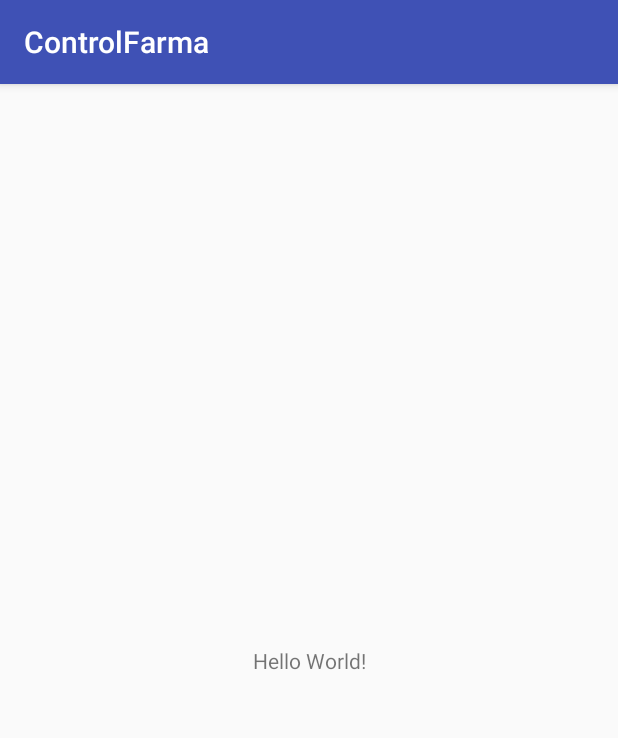
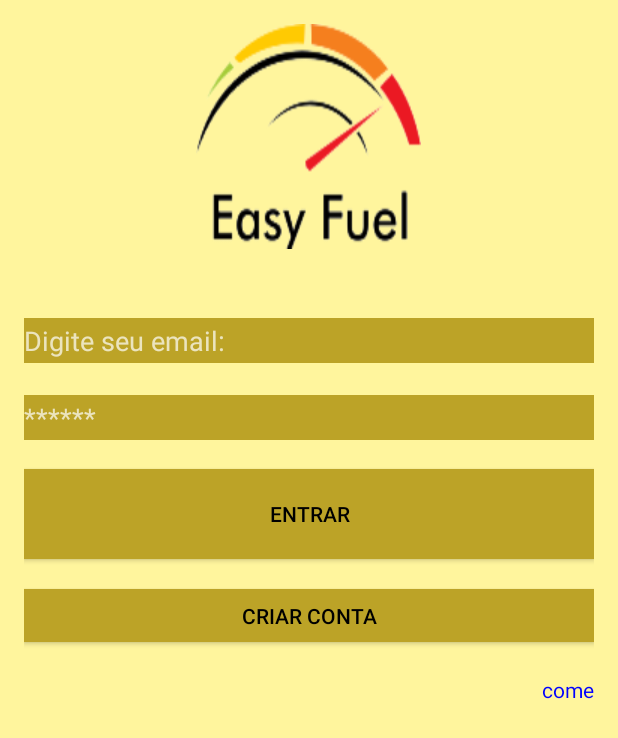
Before and after one commit to Qjao02/TP-EngenhariaSoftware, an Android app: the screen it shows after launch (MainActivity before the commit, LoginActivity after it), on a phone screen of 412 x 824 dp. Shown: the top 738 px of the screen. Run offline under Robolectric (Android 15) with nearby library versions, the phone set to English and light mode, and no system bars; our stand-ins replace Firebase (no records; nobody signed in at launch, a user with empty details on screens opened directly).

Commit message:
Primeiro build Android - Interface inicial e Firebase

```diff
--- a/Project/app/build.gradle
+++ b/Project/app/build.gradle
@@ -20,9 +20,15 @@ android {
 
 dependencies {
     implementation fileTree(dir: 'libs', include: ['*.jar'])
+    implementation 'com.google.firebase:firebase-database:11.0.4'
+    implementation 'com.google.firebase:firebase-auth:11.0.4'
     implementation 'com.android.support:appcompat-v7:26.1.0'
     implementation 'com.android.support.constraint:constraint-layout:1.0.2'
     testImplementation 'junit:junit:4.12'
     androidTestImplementation 'com.android.support.test:runner:1.0.1'
     androidTestImplementation 'com.android.support.test.espresso:espresso-core:3.0.1'
 }
+
+
+
+apply plugin: 'com.google.gms.google-services'
--- a/Project/app/src/main/AndroidManifest.xml
+++ b/Project/app/src/main/AndroidManifest.xml
@@ -1,6 +1,8 @@
 <?xml version="1.0" encoding="utf-8"?>
 <manifest xmlns:android="http://schemas.android.com/apk/res/android"
     package="com.ufsj.ies.controlfarma">
+
+    <uses-permission android:name="android.permission.INTERNET" />
 
     <application
         android:allowBackup="true"
@@ -9,13 +11,15 @@
         android:roundIcon="@mipmap/ic_launcher_round"
         android:supportsRtl="true"
         android:theme="@style/AppTheme">
-        <activity android:name=".MainActivity">
+        <activity android:name=".activity.LoginActivity">
             <intent-filter>
                 <action android:name="android.intent.action.MAIN" />
 
                 <category android:name="android.intent.category.LAUNCHER" />
             </intent-filter>
         </activity>
+        <activity android:name=".activity.MainActivity" />
+        <activity android:name=".activity.CadastroUsuarioActivity"></activity>
     </application>
 
 </manifest>
--- /dev/null
+++ b/Project/app/src/main/java/com/ufsj/ies/controlfarma/activity/LoginActivity.java
@@ -0,0 +1,113 @@
+package com.ufsj.ies.controlfarma.activity;
+
+import android.Manifest;
+import android.content.Intent;
+import android.support.annotation.NonNull;
+import android.support.v7.app.AppCompatActivity;
+import android.os.Bundle;
+import android.view.View;
+import android.widget.Button;
+import android.widget.EditText;
+import android.widget.Toast;
+
+import com.google.android.gms.tasks.OnCompleteListener;
+import com.google.android.gms.tasks.Task;
+import com.google.firebase.auth.AuthResult;
+import com.google.firebase.auth.FirebaseAuth;
+import com.google.firebase.auth.FirebaseAuthInvalidCredentialsException;
+import com.google.firebase.auth.FirebaseAuthInvalidUserException;
+import com.google.firebase.database.DatabaseReference;
+import com.ufsj.ies.controlfarma.R;
+import com.ufsj.ies.controlfarma.config.ConfiguracaoFirebase;
+import com.ufsj.ies.controlfarma.helper.Base64Custom;
+import com.ufsj.ies.controlfarma.helper.Permissao;
+import com.ufsj.ies.controlfarma.helper.Preferencias;
+import com.ufsj.ies.controlfarma.model.Usuario;
+
+
+public class LoginActivity extends AppCompatActivity {
+    private EditText email;
+    private EditText senha;
+    private Button cadastro;
+    private Button botao;
+    private DatabaseReference databaseReference;
+    private FirebaseAuth firebaseAuth;
+    private Usuario usuario;
+    private String[] permissoesNecessarias = new String[]{
+            android.Manifest.permission.INTERNET, Manifest.permission.ACCESS_FINE_LOCATION
+    };
+    @Override
+    protected void onCreate(Bundle savedInstanceState) {
+        super.onCreate(savedInstanceState);
+        setContentView(R.layout.activity_login);
+        verificarUsuarioLogado();
+        Permissao.validarPermissoes(1,this,permissoesNecessarias);
+        usuario = new Usuario();
+        email = (EditText) findViewById(R.id.emailLoginEditText);
+        senha = (EditText) findViewById(R.id.senhaLoginEditText);
+        cadastro = (Button) findViewById(R.id.loginCadastroButton);
+        botao = (Button) findViewById(R.id.buttonLogin);
+        botao.setOnClickListener(new View.OnClickListener() {
+            @Override
+            public void onClick(View view) {
+                if(!email.getText().toString().isEmpty() && !senha.getText().toString().isEmpty()){
+                    usuario.setEmail(email.getText().toString());
+                    usuario.setSenha(senha.getText().toString());
+                    try{
+                        validarUsuario();
+                    }catch (Exception e){
+                        Toast.makeText(LoginActivity.this,"Erro ao fazer login.",Toast.LENGTH_SHORT).show();
+                        e.printStackTrace();
+                    }
+                }else{
+                    Toast.makeText(LoginActivity.this,"Favor preencher os campos email e senha.",Toast.LENGTH_SHORT).show();
+                }
+            }
+        });
+        cadastro.setOnClickListener(new View.OnClickListener() {
+            @Override
+            public void onClick(View view) {
+                startActivity(new Intent(LoginActivity.this,CadastroUsuarioActivity.class));
+            }
+        });
+    }
+
+    private void abrirMenuPrincipal(){
+        startActivity(new Intent(LoginActivity.this,MainActivity.class));
+        finish();
+    }
+
+    private void verificarUsuarioLogado(){
+        firebaseAuth = ConfiguracaoFirebase.getFirebaseAutenticacao();
+        if(firebaseAuth.getCurrentUser() != null){
+            abrirMenuPrincipal();
+        }
+    }
+
+    public void validarUsuario(){
+        databaseReference = ConfiguracaoFirebase.getFirebase();
+        firebaseAuth.signInWithEmailAndPassword(usuario.getEmail().toString(),usuario.getSenha().toString()).addOnCompleteListener(new OnCompleteListener<AuthResult>() {
+            @Override
+            public void onComplete(@NonNull Task<AuthResult> task) {
+                if(task.isSuccessful()){
+                    Preferencias preferencias = new Preferencias(LoginActivity.this);
+                    String idUsuario = Base64Custom.codificarBase64(usuario.getEmail());
+                    preferencias.salvarDados(idUsuario);
+                    abrirMenuPrincipal();
+                }else{
+                    try {
+                        throw task.getException();
+                    }catch (FirebaseAuthInvalidUserException e){
+                        Toast.makeText(LoginActivity.this, "Erro ao fazer Login: Email não cadastrado ou inexistente.",Toast.LENGTH_SHORT).show();
+                    }catch (FirebaseAuthInvalidCredentialsException e){
+                        Toast.makeText(LoginActivity.this, "Erro ao fazer Login: Senha incorreta.",Toast.LENGTH_SHORT).show();
+                    }catch (Exception e){
+                        Toast.makeText(LoginActivity.this, "Erro ao fazer Login.",Toast.LENGTH_SHORT).show();
+                        e.printStackTrace();
+                    }
+                }
+            }
+        });
+    }
+
+}
--- a/Project/app/src/main/java/com/ufsj/ies/controlfarma/MainActivity.java
+++ b/Project/app/src/main/java/com/ufsj/ies/controlfarma/activity/MainActivity.java
@@ -1,7 +1,9 @@
-package com.ufsj.ies.controlfarma;
+package com.ufsj.ies.controlfarma.activity;
 
 import android.support.v7.app.AppCompatActivity;
 import android.os.Bundle;
+
+import com.ufsj.ies.controlfarma.R;
 
 public class MainActivity extends AppCompatActivity {
 
--- /dev/null
+++ b/Project/app/src/main/java/com/ufsj/ies/controlfarma/config/ConfiguracaoFirebase.java
@@ -0,0 +1,34 @@
+package com.ufsj.ies.controlfarma.config;
+
+import com.google.firebase.auth.FirebaseAuth;
+import com.google.firebase.database.DatabaseReference;
+import com.google.firebase.database.FirebaseDatabase;
+
+/**
+ * Created by JV on 21/09/2017.
+ */
+public final class ConfiguracaoFirebase {
+    private static DatabaseReference databaseReference;
+    private static FirebaseAuth firebaseAuth;
+
+    public static DatabaseReference getFirebase(){
+        if(databaseReference == null){
+            databaseReference = FirebaseDatabase.getInstance().getReference();
+        }
+        return databaseReference;
+    }
+
+    public static FirebaseAuth getFirebaseAutenticacao(){
+        if(firebaseAuth == null){
+            firebaseAuth = FirebaseAuth.getInstance();
+        }
+        return firebaseAuth;
+    }
+
+    public static DatabaseReference getNodoNomeado(String nome){
+        DatabaseReference referencia = ConfiguracaoFirebase.getFirebase();
+        return referencia.child(nome);
+
+    }
+
+}
--- /dev/null
+++ b/Project/app/src/main/java/com/ufsj/ies/controlfarma/helper/Permissao.java
@@ -0,0 +1,36 @@
+package com.ufsj.ies.controlfarma.helper;
+
+import android.Manifest;
+import android.app.Activity;
+import android.content.pm.PackageManager;
+import android.os.Build;
+import android.support.v4.app.ActivityCompat;
+import android.support.v4.content.ContextCompat;
+
+import java.util.ArrayList;
+import java.util.List;
+
+/**
+ * Created by JV on 20/09/2017.
+ */
+public class Permissao {
+    public static boolean validarPermissoes(int requestCode, Activity activity, String[] permissoes){
+        if(Build.VERSION.SDK_INT >=23){
+            List<String> listaPermissoes = new ArrayList<String>();
+            for(String permissao:permissoes){
+                Boolean validaPermissao = ContextCompat.checkSelfPermission(activity,permissao) == PackageManager.PERMISSION_GRANTED;
+                if(!validaPermissao){
+                    listaPermissoes.add(permissao);
+                }
+            }
+            if(listaPermissoes.isEmpty()){
+                return true;
+            }
+            String[] novasPermissoes = new String[listaPermissoes.size()];
+            listaPermissoes.toArray(novasPermissoes);
+
+            ActivityCompat.requestPermissions(activity,novasPermissoes,requestCode);
+        }
+        return true;
+    }
+}
--- /dev/null
+++ b/Project/app/src/main/res/layout/activity_login.xml
@@ -0,0 +1,83 @@
+<?xml version="1.0" encoding="utf-8"?>
+<RelativeLayout xmlns:android="http://schemas.android.com/apk/res/android"
+    xmlns:tools="http://schemas.android.com/tools"
+    android:layout_width="match_parent"
+    android:layout_height="match_parent"
+    android:paddingBottom="@dimen/activity_vertical_margin"
+    android:paddingLeft="@dimen/activity_horizontal_margin"
+    android:paddingRight="@dimen/activity_horizontal_margin"
+    android:paddingTop="@dimen/activity_vertical_margin"
+    tools:context=".activity.LoginActivity"
+    android:background="@color/colorYellow">
+
+    <EditText
+        android:layout_width="fill_parent"
+        android:layout_height="30dp"
+        android:inputType="textEmailAddress"
+        android:ems="10"
+        android:id="@+id/emailLoginEditText"
+        android:hint="Digite seu email:"
+        android:background="@color/colorYellowDarker"
+        android:layout_below="@+id/loginImageView"
+        android:layout_alignParentLeft="true"
+        android:layout_alignParentStart="true"
+        android:layout_marginTop="46dp" />
+
+    <EditText
+        android:layout_width="fill_parent"
+        android:layout_height="30dp"
+        android:inputType="textPassword"
+        android:ems="10"
+        android:id="@+id/senhaLoginEditText"
+        android:background="@color/colorYellowDarker"
+        android:hint="******"
+        android:layout_marginTop="21dp"
+        android:layout_below="@+id/emailLoginEditText"
+        android:layout_alignParentLeft="true"
+        android:layout_alignParentStart="true" />
+
+    <TextView
+        android:layout_width="match_parent"
+        android:layout_height="wrap_content"
+        android:gravity="right"
+        android:text="come"
+        android:textColor="#0000ff"
+        android:layout_marginTop="22dp"
+        android:layout_below="@+id/loginCadastroButton"
+        android:layout_alignParentLeft="true"
+        android:layout_alignParentStart="true"
+        android:id="@+id/textView18" />
+
+    <Button
+        android:layout_width="fill_parent"
+        android:layout_height="60dp"
+        android:text="Entrar"
+        android:id="@+id/buttonLogin"
+        android:layout_marginTop="19dp"
+        android:background="@color/colorYellowDarker"
+        android:layout_below="@+id/senhaLoginEditText"
+        android:layout_alignParentLeft="true"
+        android:layout_alignParentStart="true" />
+
+    <Button
+        android:layout_width="wrap_content"
+        android:layout_height="35dp"
+        android:text="Criar Conta"
+        android:id="@+id/loginCadastroButton"
+        android:background="@color/colorYellowDarker"
+        android:layout_marginTop="20dp"
+        android:layout_below="@+id/buttonLogin"
+        android:layout_alignParentRight="true"
+        android:layout_alignParentEnd="true"
+        android:layout_alignParentLeft="true"
+        android:layout_alignParentStart="true" />
+
+    <ImageView
+        android:id="@+id/loginImageView"
+        android:layout_width="150dp"
+        android:layout_height="150dp"
+        android:layout_alignParentTop="true"
+        android:layout_centerHorizontal="true"
+        android:background="@drawable/logo" />
+
+</RelativeLayout>
--- a/Project/app/src/main/res/layout/activity_main.xml
+++ b/Project/app/src/main/res/layout/activity_main.xml
@@ -4,7 +4,7 @@
     xmlns:tools="http://schemas.android.com/tools"
     android:layout_width="match_parent"
     android:layout_height="match_parent"
-    tools:context="com.ufsj.ies.controlfarma.MainActivity">
+    tools:context="com.ufsj.ies.controlfarma.activity.MainActivity">
 
     <TextView
         android:layout_width="wrap_content"
--- a/Project/app/src/main/res/values/colors.xml
+++ b/Project/app/src/main/res/values/colors.xml
@@ -3,4 +3,11 @@
     <color name="colorPrimary">#3F51B5</color>
     <color name="colorPrimaryDark">#303F9F</color>
     <color name="colorAccent">#FF4081</color>
+    <color name="colorLightYellow">#FFF9C4</color>
+    <color name="colorYellow">#FFF59D</color>
+    <color name="colorYellowSecond">#FFEB3B</color>
+    <color name="colorYellowDark">#d6b717</color>
+    <color name="colorYellowDarker">#bca327</color>
+    <color name="colorBlack">#000000</color>
+    <color name="colorWhite">#ffffff</color>
 </resources>
--- a/Project/app/src/main/res/values/styles.xml
+++ b/Project/app/src/main/res/values/styles.xml
@@ -1,7 +1,23 @@
 <resources>
 
     <!-- Base application theme. -->
-    <style name="AppTheme" parent="Theme.AppCompat.Light.DarkActionBar">
+    <style name="AppTheme" parent="Theme.AppCompat.NoActionBar">
+        <!-- Customize your theme here. -->
+        <item name="colorPrimary">@color/colorYellow</item>
+        <item name="colorPrimaryDark">@color/colorYellowDarker</item>
+        <item name="colorAccent">@color/colorAccent</item>
+        <item name="android:textColor">@color/colorBlack</item>
+    </style>
+
+    <style name="botaoPadrao" parent="Theme.AppCompat.Light" >
+    </style>
+
+    <style name="AppTheme.AppBarOverlay" parent="ThemeOverlay.AppCompat.Dark.ActionBar">
+        <item name="android:textColorPrimary">@color/colorBlack</item>
+        <item name="android:textColorSecondary">@color/colorWhite</item>
+    </style>
+
+    <style name="AppTheme.PopupOverlay" parent="AppTheme.PopupOverlay">
         <!-- Customize your theme here. -->
         <item name="colorPrimary">@color/colorPrimary</item>
         <item name="colorPrimaryDark">@color/colorPrimaryDark</item>
--- a/Project/build.gradle
+++ b/Project/build.gradle
@@ -8,7 +8,7 @@ buildscript {
     }
     dependencies {
         classpath 'com.android.tools.build:gradle:3.0.1'
-
+        classpath 'com.google.gms:google-services:3.1.0'
 
         // NOTE: Do not place your application dependencies here; they belong
         // in the individual module build.gradle files
```
Also changed, not shown: Project/app/src/main/java/com/ufsj/ies/controlfarma/activity/CadastroUsuarioActivity.java (added, +152 -0 lines), Project/app/src/main/java/com/ufsj/ies/controlfarma/helper/Base64Custom.java (added, +16 -0 lines), Project/app/src/main/java/com/ufsj/ies/controlfarma/helper/Preferencias.java (added, +33 -0 lines), Project/app/src/main/java/com/ufsj/ies/controlfarma/model/Usuario.java (added, +74 -0 lines), Project/app/src/main/res/layout/activity_cadastro_usuario.xml (added, +124 -0 lines), Project/app/src/main/res/values/dimens.xml (added, +10 -0 lines), Project/app/src/main/res/drawable/ic_action_arrow_left.png (added), Project/app/src/main/res/drawable/logo.png (added), 1 other file.
